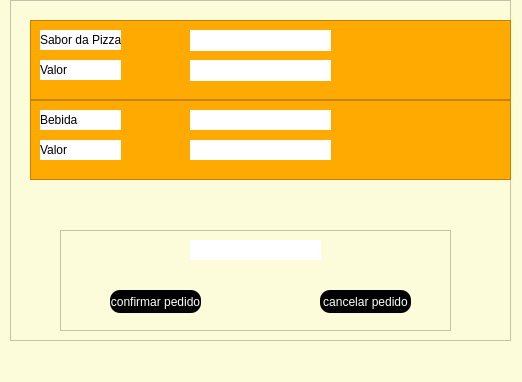
This is gui/screen_save/pedido_screen.ui in danilobsilv/Pizzaria as Qt 5 draws it before an edit. The edited form follows.
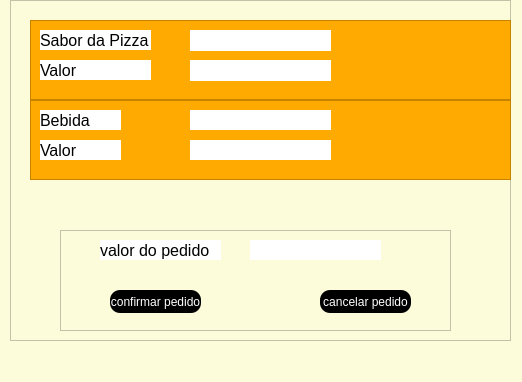
This is the edited form.

Commit message: tela feita

The edit to the form file:
```diff
--- a/gui/screen_save/pedido_screen.ui
+++ b/gui/screen_save/pedido_screen.ui
@@ -55,10 +55,15 @@
        <rect>
         <x>10</x>
         <y>10</y>
-        <width>81</width>
+        <width>111</width>
         <height>20</height>
        </rect>
       </property>
+      <property name="font">
+       <font>
+        <pointsize>12</pointsize>
+       </font>
+      </property>
       <property name="styleSheet">
        <string notr="true">background-color: rgb(255, 255, 255);</string>
       </property>
@@ -71,10 +76,15 @@
        <rect>
         <x>10</x>
         <y>40</y>
-        <width>81</width>
+        <width>111</width>
         <height>20</height>
        </rect>
       </property>
+      <property name="font">
+       <font>
+        <pointsize>12</pointsize>
+       </font>
+      </property>
       <property name="styleSheet">
        <string notr="true">background-color: rgb(255, 255, 255);</string>
       </property>
@@ -142,6 +152,11 @@
         <height>20</height>
        </rect>
       </property>
+      <property name="font">
+       <font>
+        <pointsize>12</pointsize>
+       </font>
+      </property>
       <property name="styleSheet">
        <string notr="true">background-color: rgb(255, 255, 255);</string>
       </property>
@@ -158,6 +173,11 @@
         <height>20</height>
        </rect>
       </property>
+      <property name="font">
+       <font>
+        <pointsize>12</pointsize>
+       </font>
+      </property>
       <property name="styleSheet">
        <string notr="true">background-color: rgb(255, 255, 255);</string>
       </property>
@@ -219,7 +239,7 @@
      <widget class="QLabel" name="label_5">
       <property name="geometry">
        <rect>
-        <x>130</x>
+        <x>190</x>
         <y>10</y>
         <width>131</width>
         <height>20</height>
@@ -294,6 +314,28 @@
        <string>cancelar pedido</string>
       </property>
      </widget>
+     <widget class="QLabel" name="label_10">
+      <property name="geometry">
+       <rect>
+        <x>40</x>
+        <y>10</y>
+        <width>121</width>
+        <height>20</height>
+       </rect>
+      </property>
+      <property name="font">
+       <font>
+        <pointsize>12</pointsize>
+        <italic>false</italic>
+       </font>
+      </property>
+      <property name="styleSheet">
+       <string notr="true">background-color: rgb(255, 255, 255);</string>
+      </property>
+      <property name="text">
+       <string>valor do pedido</string>
+      </property>
+     </widget>
     </widget>
    </widget>
   </widget>
```
The commit also changes 7 other files.
